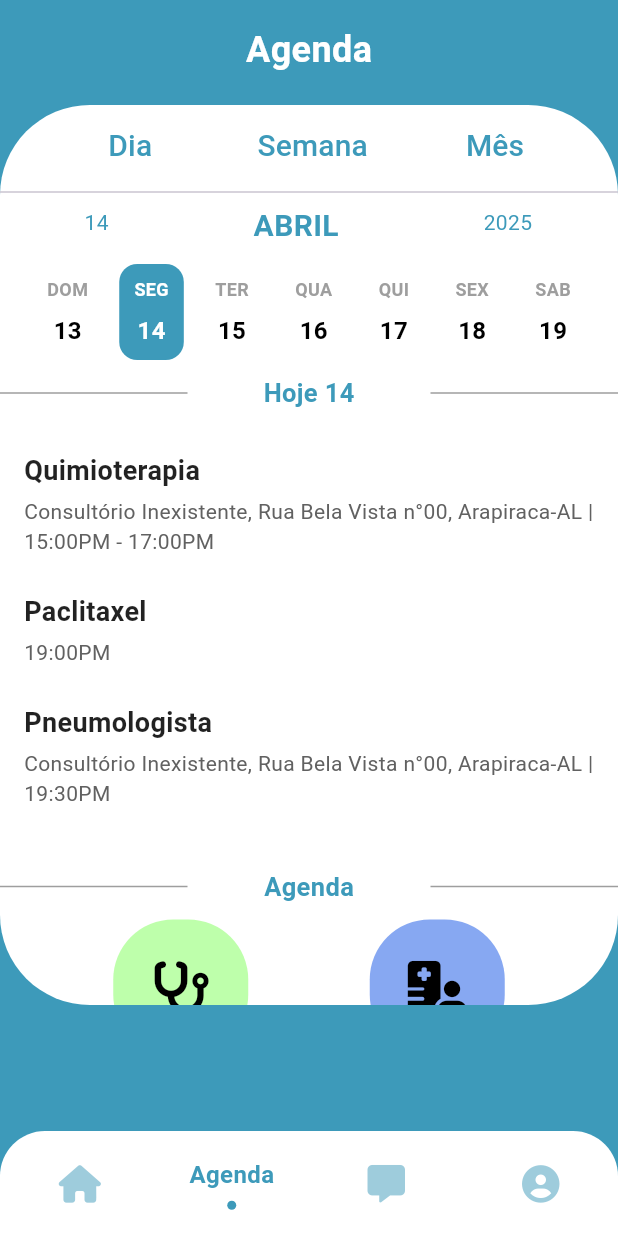
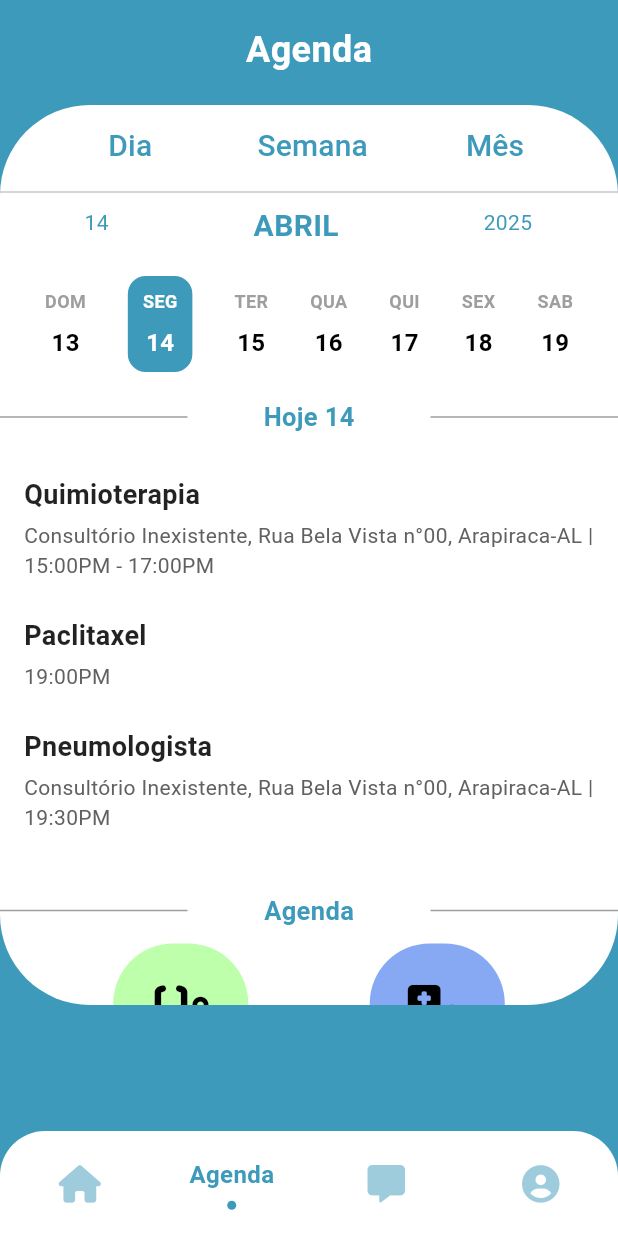
Before and after one commit to Lailasp/projeto, a Flutter app: the screen it shows after launch, on a phone screen of 412 x 824 dp. Run offline on Flutter 3.47's test engine with Material 3 defaults, Android fonts, the phone set to English and light mode, and no system bars; drawn by our look-alikes of sliding_clipped_nav_bar; our stand-ins replace font_awesome_flutter, sqflite; accounts and stored records are empty.

Commit message:
CÓDIGO FINALIZADO

```diff
--- a/lib/agendaSemana.dart
+++ b/lib/agendaSemana.dart
@@ -5,7 +5,6 @@ import 'package:sliding_clipped_nav_bar/sliding_clipped_nav_bar.dart';
 import 'package:projeto/domain/agendamento.dart';
 import 'package:projeto/db/agendamentos_dao.dart';
 import 'package:projeto/widgets/card_agendamento.dart';
-
 
 class AgendaSemana extends StatefulWidget {
   const AgendaSemana({super.key});
@@ -30,7 +29,6 @@ class _AgendaSemanaState extends State<AgendaSemana> {
 
     String dataSelecionada = "2025-04-14";
     agendamentosDoDia = await AgendamentosDao().getAgendamentosPorData(dataSelecionada);
-
 
     setState(() {
     });
@@ -74,11 +72,7 @@ class _AgendaSemanaState extends State<AgendaSemana> {
         child: Column(
           crossAxisAlignment: CrossAxisAlignment.center,
           children: [
-            Text("Agenda",
-                style: TextStyle(
-                    color: Colors.white,
-                    fontSize: 24.0,
-                    fontWeight: FontWeight.bold)),
+            Text("Agenda", style: TextStyle(color: Colors.white, fontSize: 24.0, fontWeight: FontWeight.bold)),
             SizedBox(
               height: 20,
             ),
@@ -124,20 +118,72 @@ class _AgendaSemanaState extends State<AgendaSemana> {
                   ),
                   SizedBox(height: 15),
                 Container(
-                    padding: EdgeInsets.symmetric(horizontal: 16.0),
+                  padding: EdgeInsets.symmetric(horizontal: 16.0, vertical: 8.0),
                   child: Row(
                     mainAxisAlignment: MainAxisAlignment.spaceAround,
                     children: [
-                        _buildCalendarDay("DOM", "13", isSelected: false),
-                        _buildCalendarDay("SEG", "14", isSelected: true),
-                        _buildCalendarDay("TER", "15", isSelected: false),
-                        _buildCalendarDay("QUA", "16", isSelected: false),
-                        _buildCalendarDay("QUI", "17", isSelected: false),
-                        _buildCalendarDay("SEX", "18", isSelected: false),
-                        _buildCalendarDay("SAB", "19", isSelected: false),
+
+                      Column(
+                        children: [
+                          Text("DOM", style: TextStyle(fontSize: 12, color: Colors.grey, fontWeight: FontWeight.bold,),),
+                          SizedBox(height: 8),
+                          Text("13", style: TextStyle(fontSize: 16, color: Colors.black, fontWeight: FontWeight.bold,),),
+                        ],
+                      ),
+
+                      Container(
+                        padding: EdgeInsets.symmetric(vertical: 8, horizontal: 10),
+                        decoration: BoxDecoration(
+                          color: Color(0xFF3D9ABA),
+                          borderRadius: BorderRadius.circular(12),
+                        ),
+                        child: Column(
+                          children: [
+                            Text("SEG", style: TextStyle(fontSize: 12, color: Colors.white, fontWeight: FontWeight.bold,),),
+                            SizedBox(height: 8),
+                            Text("14", style: TextStyle(fontSize: 16, color: Colors.white, fontWeight: FontWeight.bold,),),
                           ],
                         ),
                       ),
+                      Column(
+                        children: [
+                          Text("TER", style: TextStyle(fontSize: 12, color: Colors.grey, fontWeight: FontWeight.bold,),),
+                          SizedBox(height: 8),
+                          Text("15", style: TextStyle(fontSize: 16, color: Colors.black, fontWeight: FontWeight.bold,),),
+                        ],
+                      ),
+                      Column(
+                        children: [
+                          Text("QUA", style: TextStyle(fontSize: 12, color: Colors.grey, fontWeight: FontWeight.bold,),),
+                          SizedBox(height: 8),
+                          Text("16", style: TextStyle(fontSize: 16, color: Colors.black, fontWeight: FontWeight.bold,),),
+                        ],
+                      ),
+                      Column(
+                        children: [
+                          Text("QUI", style: TextStyle(fontSize: 12, color: Colors.grey, fontWeight: FontWeight.bold,),),
+                          SizedBox(height: 8),
+                          Text("17", style: TextStyle(fontSize: 16, color: Colors.black, fontWeight: FontWeight.bold,),),
+                        ],
+                      ),
+                      Column(
+                        children: [
+                          Text("SEX", style: TextStyle(fontSize: 12, color: Colors.grey, fontWeight: FontWeight.bold,),),
+                          SizedBox(height: 8),
+                          Text("18", style: TextStyle(fontSize: 16, color: Colors.black, fontWeight: FontWeight.bold,),),
+                        ],
+                      ),
+                      Column(
+                        children: [
+                          Text("SAB", style: TextStyle(fontSize: 12, color: Colors.grey, fontWeight: FontWeight.bold,),),
+                          SizedBox(height: 8),
+                          Text("19", style: TextStyle(fontSize: 16, color: Colors.black, fontWeight: FontWeight.bold,),),
+                        ],
+                      ),
+                    ],
+                  ),
+                ),
+
                   SizedBox(height: 10),
                   Row(
                     mainAxisAlignment: MainAxisAlignment.spaceBetween,
@@ -163,6 +209,7 @@ class _AgendaSemanaState extends State<AgendaSemana> {
                   ),
                   SizedBox(height: 15),
 
+                  //BANCO DE DADOS
                   Container(
                     width: double.infinity,
                     height: 275,
@@ -186,13 +233,7 @@ class _AgendaSemanaState extends State<AgendaSemana> {
                         height: 1,
                         color: Colors.grey,
                       ),
-                      Text(
-                        "Agenda",
-                        style: TextStyle(
-                            color: Color(0xFF3d9aba),
-                            fontSize: 17,
-                            fontWeight: FontWeight.bold),
-                      ),
+                      Text("Agenda", style: TextStyle(color: Color(0xFF3d9aba), fontSize: 17, fontWeight: FontWeight.bold),),
                       Container(
                         width: 125,
                         height: 1,
@@ -253,20 +294,8 @@ class _AgendaSemanaState extends State<AgendaSemana> {
                         Row(
                           mainAxisAlignment: MainAxisAlignment.spaceAround,
                           children: [
-                            Text(
-                              "    Consulta",
-                              style: TextStyle(
-                                  color: Colors.black,
-                                  fontWeight: FontWeight.bold,
-                                  fontSize: 17),
-                            ),
-                            Text(
-                              "    Quimioterapia",
-                              style: TextStyle(
-                                  color: Colors.black,
-                                  fontWeight: FontWeight.bold,
-                                  fontSize: 17),
-                            )
+                            Text("    Consulta", style: TextStyle(color: Colors.black, fontWeight: FontWeight.bold, fontSize: 17),),
+                            Text("    Quimioterapia", style: TextStyle(color: Colors.black, fontWeight: FontWeight.bold, fontSize: 17),)
                           ],
                         ),
                         SizedBox(
@@ -316,19 +345,8 @@ class _AgendaSemanaState extends State<AgendaSemana> {
                         Row(
                           mainAxisAlignment: MainAxisAlignment.spaceAround,
                           children: [
-                            Text(
-                              "   Exame",
-                              style: TextStyle(
-                                  color: Colors.black,
-                                  fontWeight: FontWeight.bold,
-                                  fontSize: 17),
-                            ),
-                            Text(
-                              "   Remédio",
-                              style: TextStyle(
-                                  color: Colors.black,
-                                  fontWeight: FontWeight.bold,
-                                  fontSize: 17),
+                            Text("   Exame", style: TextStyle(color: Colors.black, fontWeight: FontWeight.bold, fontSize: 17),),
+                            Text("   Remédio", style: TextStyle(color: Colors.black, fontWeight: FontWeight.bold, fontSize: 17),
                             )
                           ],
                         ),
@@ -342,38 +360,7 @@ class _AgendaSemanaState extends State<AgendaSemana> {
         ),
       ),
     );
-  } // <-- Fim do método buildBody
+  }
 
-  Widget _buildCalendarDay(String day, String date, {required bool isSelected}) {
-    return Container(
-      padding: EdgeInsets.symmetric(vertical: 8, horizontal: 10),
-      decoration: isSelected
-          ? BoxDecoration(
-        color: Color(0xFF3D9ABA),
-        borderRadius: BorderRadius.circular(12),
-      )
-          : null,
-      child: Column(
-        children: [
-          Text(
-            day,
-            style: TextStyle(
-              fontSize: 12,
-              color: isSelected ? Colors.white : Colors.grey,
-              fontWeight: FontWeight.bold,
-            ),
-          ),
-          SizedBox(height: 8),
-          Text(
-            date,
-            style: TextStyle(
-              fontSize: 16,
-              color: isSelected ? Colors.white : Colors.black,
-              fontWeight: FontWeight.bold,
-            ),
-          ),
-        ],
-      ),
-    );
+
 }
-}
--- a/lib/db/agenda_db_helper.dart
+++ b/lib/db/agenda_db_helper.dart
@@ -38,5 +38,11 @@ class DBHelper {
 
     sql = "INSERT INTO AGENDAMENTO (titulo, detalhes, data) VALUES ('Pneumologista', 'Consultório Inexistente, Rua Bela Vista n°00, Arapiraca-AL | 19:30PM', '2025-04-14');";
     await db.execute(sql);
+
+    sql = "INSERT INTO AGENDAMENTO (titulo, detalhes, data) VALUES ('Pneumologista', 'Consultório Inexistente, Rua Bela Vista n°00, Arapiraca-AL | 19:30PM', '2025-04-14');";
+    await db.execute(sql);
+
+    sql = "INSERT INTO AGENDAMENTO (titulo, detalhes, data) VALUES ('Pneumologista', 'Consultório Inexistente, Rua Bela Vista n°00, Arapiraca-AL | 19:30PM', '2025-04-15');";
+    await db.execute(sql);
   }
 }
```
Lines whose indentation alone changed are shown as unchanged.
